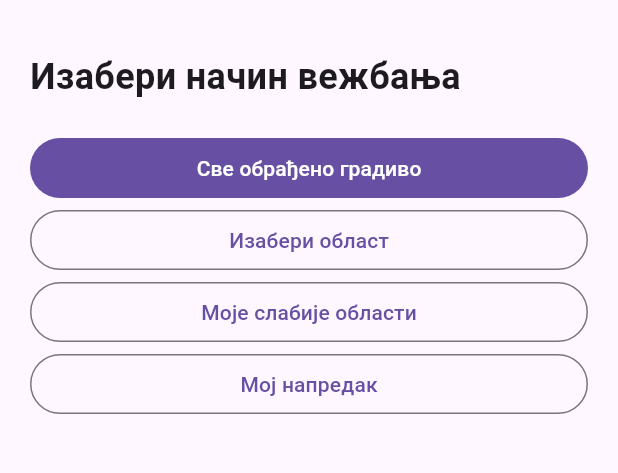
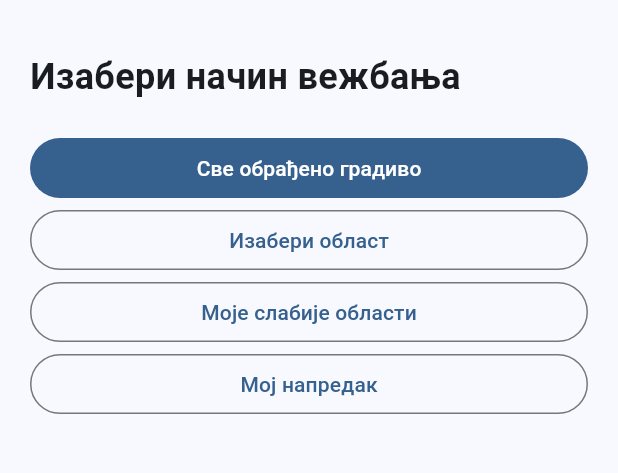
Before and after one commit to skillerror-gif/Fizika-inicijalni-app, a Flutter app: the screen it shows after launch, on a phone screen of 412 x 824 dp, the part 63-536 px from its top. Run offline on Flutter 3.47's test engine with Material 3 defaults, Android fonts, the phone set to English and light mode, and no system bars; our stand-ins replace sqflite; missing offline and left inert: cryptography; accounts and stored records are empty.

Commit message:
K7: set final app name

```diff
--- a/lib/main.dart
+++ b/lib/main.dart
@@ -1,4 +1,15 @@
 import 'package:flutter/material.dart';
 import 'presentation/screens/home_screen.dart';
-void main()=>runApp(const FizikaApp());
-class FizikaApp extends StatelessWidget { const FizikaApp({super.key}); @override Widget build(BuildContext context)=>MaterialApp(debugShowCheckedModeBanner:false,title:'Физика — вежбање',theme:ThemeData(useMaterial3:true),home:const HomeScreen()); }
+
+void main() => runApp(const FizikaApp());
+
+class FizikaApp extends StatelessWidget {
+  const FizikaApp({super.key});
+  @override
+  Widget build(BuildContext context) => MaterialApp(
+    debugShowCheckedModeBanner: false,
+    title: 'Fizika za I razred gimnazije',
+    theme: ThemeData(useMaterial3: true, colorSchemeSeed: Colors.blue),
+    home: const HomeScreen(),
+  );
+}
```
